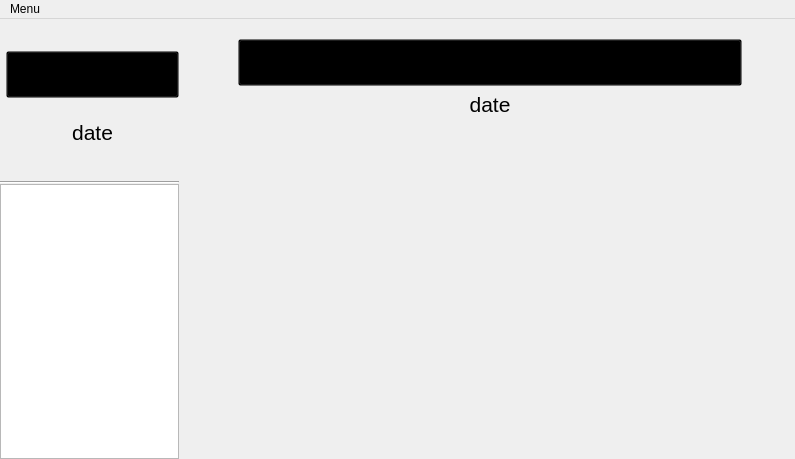
Before: the Qt Designer form mainwindow.ui in community-ssu/clock-ui, drawn with Qt 5.
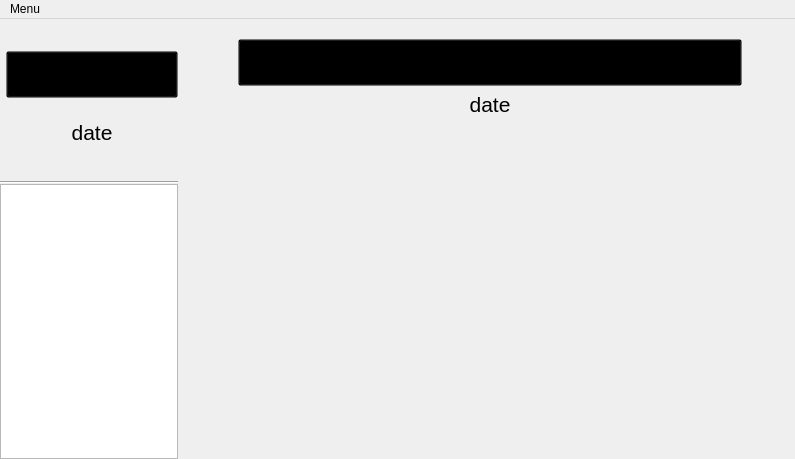
After: the same form once the commit is applied. Custom widgets are drawn as their Qt base class.

Commit message: * Fix the loss of the correct font (Nokia Sans) by putting it in the cpp file itself

```diff
--- a/mainwindow.ui
+++ b/mainwindow.ui
@@ -265,7 +265,7 @@
          <property name="sizeHint" stdset="0">
           <size>
            <width>20</width>
-           <height>42</height>
+           <height>32</height>
           </size>
          </property>
         </spacer>
@@ -277,7 +277,7 @@
          </property>
          <property name="sizeHint" stdset="0">
           <size>
-           <width>50</width>
+           <width>51</width>
            <height>40</height>
           </size>
          </property>
```
The commit also changes 1 other file.
